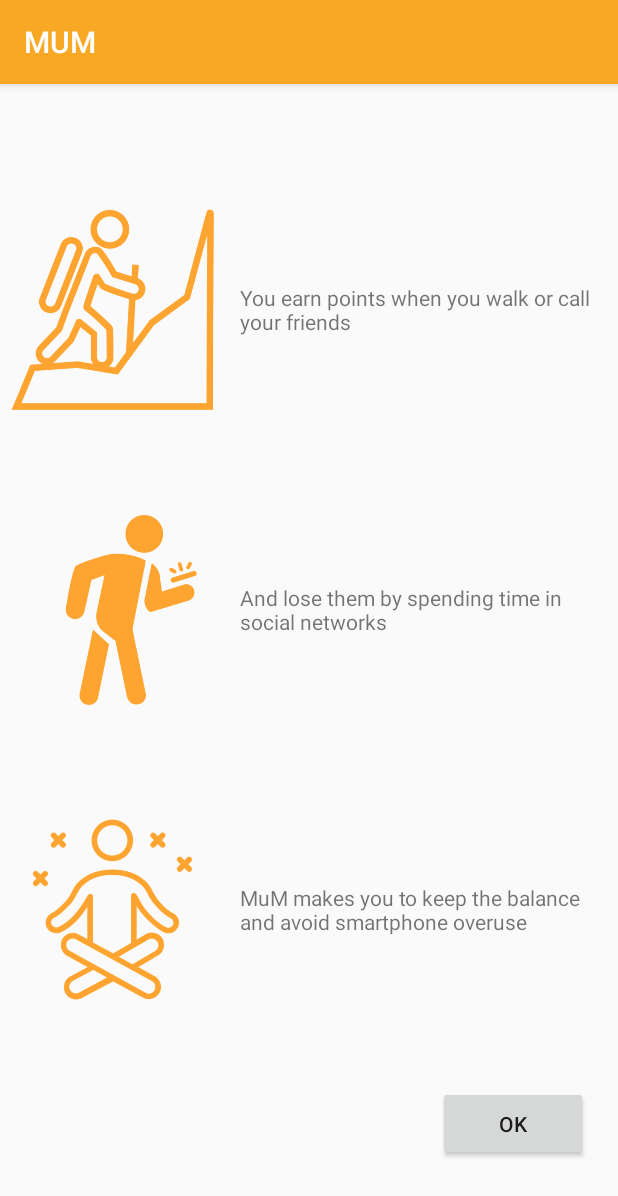
After one commit to laojala/MUM, an Android app: the InstructionsActivity screen opened directly, with no data from a screen before it, on a phone screen of 412 x 824 dp. The commit adds this screen. Shown: the top 1196 px of the screen. Run offline under Robolectric (Android 15) with nearby library versions, the phone set to English and light mode, and no system bars.

Commit message:
Instructions implemented

```diff
--- a/app/build.gradle
+++ b/app/build.gradle
@@ -76,7 +76,7 @@ repositories {
 
 dependencies {
     implementation fileTree(dir: 'libs', include: ['*.jar'])
-    implementation"org.jetbrains.kotlin:kotlin-stdlib-jdk7:$kotlin_version"
+    implementation "org.jetbrains.kotlin:kotlin-stdlib-jdk7:$kotlin_version"
     implementation 'com.android.support:appcompat-v7:28.0.0'
     implementation 'com.android.support:support-v4:28.0.0'
     implementation 'com.android.support.constraint:constraint-layout:1.1.3'
--- a/app/src/main/AndroidManifest.xml
+++ b/app/src/main/AndroidManifest.xml
@@ -14,6 +14,8 @@
             android:supportsRtl="true"
             android:theme="@style/AppTheme"
             tools:ignore="GoogleAppIndexingWarning">
+        <activity android:name=".InstructionsActivity">
+        </activity>
         <activity android:name=".MainActivity"/>
         <activity
                 android:name=".SplashActivity"
--- /dev/null
+++ b/app/src/main/java/com/example/mum/InstructionsActivity.kt
@@ -0,0 +1,25 @@
+package com.example.mum
+
+import android.content.Intent
+import android.support.v7.app.AppCompatActivity
+import android.os.Bundle
+import android.view.View
+import android.widget.Button
+
+class InstructionsActivity : AppCompatActivity() {
+
+    override fun onCreate(savedInstanceState: Bundle?) {
+        super.onCreate(savedInstanceState)
+        setContentView(R.layout.activity_instructions)
+
+        val button = findViewById<Button>(R.id.instructions)
+        button.setOnClickListener {
+            val main = Intent(this, MainActivity::class.java)
+            startActivity(main)
+            finish()
+        }
+    }
+
+
+
+}
--- a/app/src/main/java/com/example/mum/SplashActivity.kt
+++ b/app/src/main/java/com/example/mum/SplashActivity.kt
@@ -103,8 +103,8 @@ class SplashActivity : AppCompatActivity() {
 
         // Open MainActivity when all conditions are ok
         if (permissions_ok) {
-            val main = Intent(this, MainActivity::class.java)
-            startActivity(main)
+            val instructions = Intent(this, InstructionsActivity::class.java)
+            startActivity(instructions)
             finish()
 
         } else {
--- /dev/null
+++ b/app/src/main/res/layout/activity_instructions.xml
@@ -0,0 +1,96 @@
+<?xml version="1.0" encoding="utf-8"?>
+<RelativeLayout
+        xmlns:android="http://schemas.android.com/apk/res/android"
+        xmlns:tools="http://schemas.android.com/tools"
+        xmlns:app="http://schemas.android.com/apk/res-auto"
+        android:layout_width="match_parent"
+        android:layout_height="match_parent"
+        tools:context=".InstructionsActivity">
+
+
+    <LinearLayout
+            android:id="@+id/grid"
+            android:layout_width="match_parent"
+            android:layout_height="wrap_content"
+            android:orientation="vertical"
+            android:layout_marginTop="75dp">
+
+        <LinearLayout
+                android:layout_width="match_parent"
+                android:layout_height="wrap_content"
+                android:orientation="horizontal">
+
+            <ImageView
+                    android:layout_width="150dp"
+                    android:layout_height="150dp"
+                    android:src="@drawable/earn"/>
+
+            <TextView
+                    android:layout_width="0dp"
+                    android:layout_height="match_parent"
+                    android:layout_weight="1"
+                    android:gravity="center_vertical"
+                    android:paddingStart="10dp"
+                    android:paddingEnd="10dp"
+                    android:text="You earn points when you walk or call your friends"/>
+
+        </LinearLayout>
+
+        <LinearLayout
+                android:layout_width="match_parent"
+                android:layout_height="wrap_content"
+                android:orientation="horizontal"
+                android:layout_marginTop="50dp">
+
+            <ImageView
+                    android:layout_width="150dp"
+                    android:layout_height="150dp"
+                    android:src="@drawable/spend"/>
+
+            <TextView
+                    android:layout_width="0dp"
+                    android:layout_height="match_parent"
+                    android:layout_weight="1"
+                    android:gravity="center_vertical"
+                    android:paddingStart="10dp"
+                    android:paddingEnd="10dp"
+                    android:text="And lose them by spending time in social networks"/>
+
+        </LinearLayout>
+
+        <LinearLayout
+                android:layout_width="match_parent"
+                android:layout_height="wrap_content"
+                android:orientation="horizontal"
+                android:layout_marginTop="50dp">
+
+            <ImageView
+                    android:id="@+id/earn"
+                    android:layout_width="150dp"
+                    android:layout_height="150dp"
+                    android:src="@drawable/balance"/>
+
+            <TextView
+                    android:layout_width="0dp"
+                    android:layout_height="match_parent"
+                    android:layout_weight="1"
+                    android:gravity="center_vertical"
+                    android:paddingStart="10dp"
+                    android:paddingEnd="10dp"
+                    android:text="MuM makes you to keep the balance and avoid smartphone overuse"/>
+
+        </LinearLayout>
+
+    </LinearLayout>
+
+    <Button
+            android:id="@+id/instructions"
+            android:layout_width="100dp"
+            android:layout_height="50dp"
+            android:layout_alignParentEnd="true"
+            android:layout_alignParentBottom="true"
+            android:layout_marginBottom="50dp"
+            android:layout_marginRight="20dp"
+            android:text="Ok"/>
+
+</RelativeLayout>
--- a/app/src/main/res/layout/activity_main.xml
+++ b/app/src/main/res/layout/activity_main.xml
@@ -1,7 +1,8 @@
 <?xml version="1.0" encoding="utf-8"?>
 <android.support.constraint.ConstraintLayout xmlns:android="http://schemas.android.com/apk/res/android"
                                              xmlns:app="http://schemas.android.com/apk/res-auto"
-                                             xmlns:tools="http://schemas.android.com/tools" android:layout_width="match_parent"
+                                             xmlns:tools="http://schemas.android.com/tools"
+                                             android:layout_width="match_parent"
                                              android:layout_height="match_parent">
     <ScrollView android:layout_width="match_parent" android:layout_height="match_parent"
                 app:layout_constraintBottom_toBottomOf="parent" app:layout_constraintStart_toStartOf="parent"
```
Also changed, not shown: app/src/main/res/drawable/balance.png (added), app/src/main/res/drawable/earn.png (added), app/src/main/res/drawable/spend.png (added).
